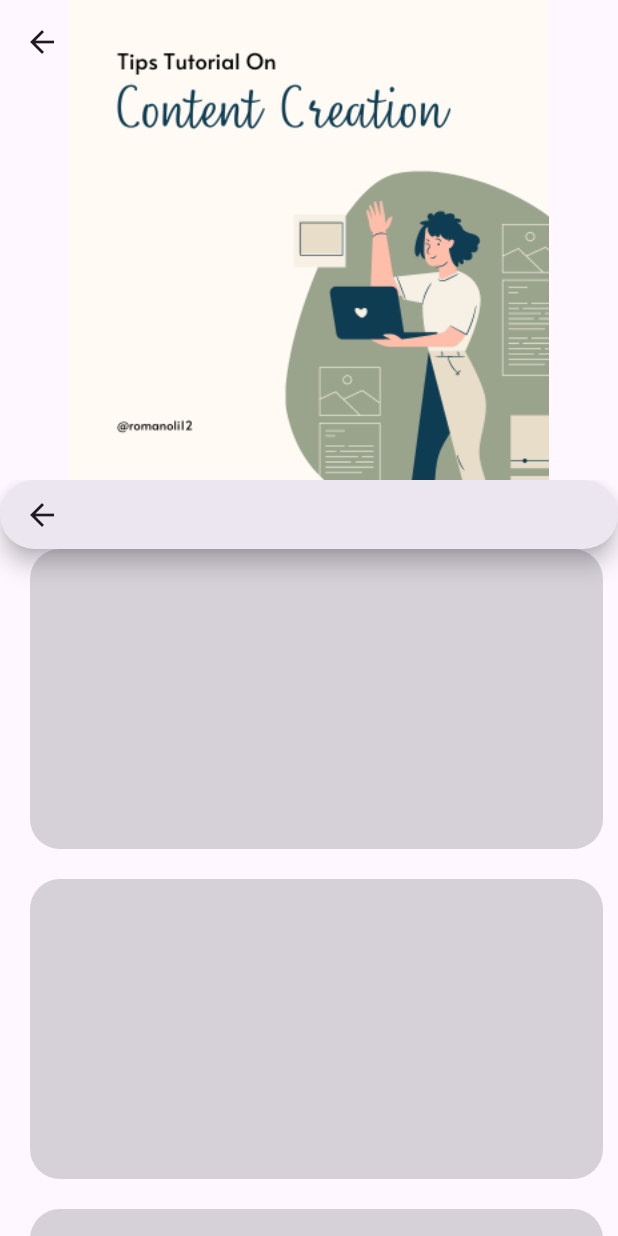
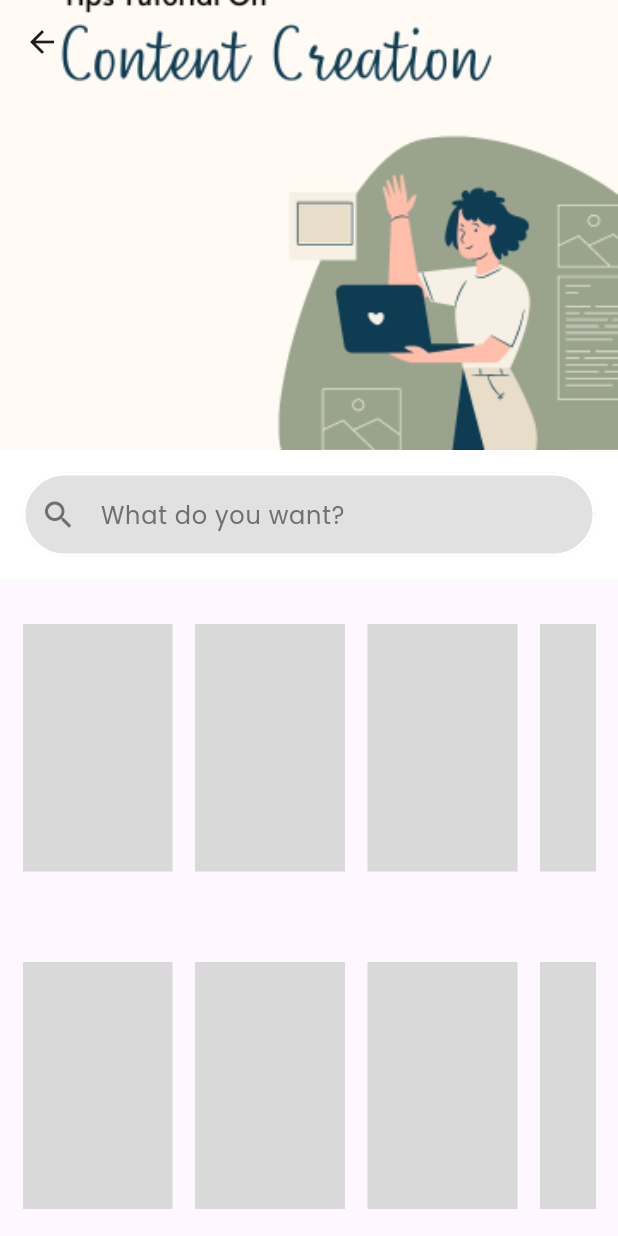
Before and after one commit to 1amrzy/final_project_ukk, a Flutter app: the HomeView screen opened by its route, on a phone screen of 412 x 824 dp. Run offline on Flutter 3.47's test engine with Material 3 defaults, Android fonts, the phone set to English and light mode, and no system bars; our stand-ins replace dio, email_validator, flutter_onboarding_slider, font_awesome_flutter, get, get_storage and 2 more; missing offline and left inert: art_sweetalert, dart:js; accounts and stored records are empty.

Commit message:
home page

```diff
--- /dev/null
+++ b/lib/app/component/customSearchBar.dart
@@ -0,0 +1,37 @@
+
+
+import 'package:flutter/cupertino.dart';
+import 'package:flutter/material.dart';
+
+class CustomSearchBar extends StatelessWidget {
+  final Widget? preficIcon;
+
+
+  const CustomSearchBar({
+    super.key,
+    this.preficIcon,
+  });
+
+  @override
+  Widget build(BuildContext context) {
+
+    return TextFormField(
+      decoration: InputDecoration(
+          filled: true,
+          prefixIcon: preficIcon,
+          fillColor: Color(0xFFB6B3B3).withOpacity(0.4),
+          focusedBorder: OutlineInputBorder(
+            borderSide:
+            BorderSide(color: Colors.red, width: 5.0),
+            borderRadius: BorderRadius.circular(15.15),
+          ),
+          enabledBorder: OutlineInputBorder(
+              borderSide:
+              BorderSide(color: Colors.red, width: 5.0),
+              borderRadius: BorderRadius.circular(15.15)),
+          hintText: 'What do you want?',
+          hintStyle: TextStyle(fontFamily: 'Poppins', color: Colors.black12)
+      ),
+    );
+  }
+}
--- /dev/null
+++ b/lib/app/component/customSlide.dart
@@ -0,0 +1,53 @@
+import 'package:flutter/cupertino.dart';
+
+class customSlide extends StatelessWidget {
+  final context;
+
+  customSlide({
+    super.key,
+    required this.context,
+  });
+
+  List<CardItem> items = [
+    CardItem(background: Color(0xFFD9D9D9)),
+    CardItem(background: Color(0xFFD9D9D9)),
+    CardItem(background: Color(0xFFD9D9D9)),
+    CardItem(background: Color(0xFFD9D9D9)),
+    CardItem(background: Color(0xFFD9D9D9)),
+  ];
+
+  @override
+  Widget build(BuildContext context) {
+    return Padding(
+      padding: const EdgeInsets.symmetric(horizontal: 15,vertical: 30),
+      child: Container(
+        height: 165,
+        child: ListView.separated(
+          scrollDirection: Axis.horizontal,
+          itemCount: 5,
+          separatorBuilder: (context, _) => SizedBox(
+            width: 15,
+          ),
+          itemBuilder: (context, index) => builCard(items: items[index]),
+        ),
+      ),
+    );
+  }
+
+  Widget builCard({
+    required CardItem items,
+  }) =>
+      Container(
+        width: 100,
+        height: 130,
+        color: items.background,
+      );
+}
+
+class CardItem {
+  final Color background;
+
+  const CardItem({
+    required this.background,
+  });
+}
--- a/lib/app/modules/bookmark/views/bookmark_view.dart
+++ b/lib/app/modules/bookmark/views/bookmark_view.dart
@@ -1,6 +1,7 @@
 import 'package:flutter/material.dart';
 
 import 'package:get/get.dart';
+import 'package:peminjam_perpustakaan_kelas_b/app/component/customSlide.dart';
 
 import '../controllers/bookmark_controller.dart';
 
@@ -13,12 +14,7 @@ class BookmarkView extends GetView<BookmarkController> {
         title: const Text('BookmarkView'),
         centerTitle: true,
       ),
-      body: const Center(
-        child: Text(
-          'BookmarkView is working',
-          style: TextStyle(fontSize: 20),
-        ),
-      ),
+      body: Center()
     );
   }
 }
--- a/lib/app/modules/home/views/home_view.dart
+++ b/lib/app/modules/home/views/home_view.dart
@@ -4,55 +4,73 @@ import 'package:flutter/cupertino.dart';
 import 'package:flutter/material.dart';
 
 import 'package:get/get.dart';
+import 'package:peminjam_perpustakaan_kelas_b/app/component/customSearchBar.dart';
+import 'package:peminjam_perpustakaan_kelas_b/app/component/customSlide.dart';
 import '../controllers/home_controller.dart';
 
 class HomeView extends GetView<HomeController> {
   const HomeView({Key? key}) : super(key: key);
   @override
   Widget build(BuildContext context) {
-    final width = MediaQuery.of(context).size.width;
-    final height = MediaQuery.of(context).size.height;
-
     return Scaffold(
         body: CustomScrollView(
       slivers: [
         SliverAppBar(
           backgroundColor: Theme.of(context).scaffoldBackgroundColor,
           elevation: 0,
-          pinned: true,
           centerTitle: false,
-          expandedHeight: 320.0,
+          expandedHeight: 300.0,
           flexibleSpace: const FlexibleSpaceBar(
             background: Image(
               image: AssetImage('assets/images/slide_1.png'),
-              fit: BoxFit.contain,
+              fit: BoxFit.cover,
             ),
           ),
         ),
         SliverAppBar(
-          backgroundColor: Theme.of(context).scaffoldBackgroundColor,
-          elevation: 0,
+          backgroundColor: Colors.white,
           pinned: true,
-          bottom: const PreferredSize(
-              preferredSize: Size.fromHeight(-10.0), child: SizedBox()),
-          flexibleSpace: const SearchBar(),
+          bottom: PreferredSize(
+              preferredSize: Size.fromHeight(30),
+              child: Padding(
+                padding:
+                    const EdgeInsets.symmetric(horizontal: 15, vertical: 15),
+                child: TextFormField(
+                  decoration: InputDecoration(
+                      filled: true,
+                      prefixIcon: Icon(Icons.search,color: Color(0xFF6F6F6F)),
+                      fillColor: Color(0xFFB6B3B3).withOpacity(0.4),
+                      focusedBorder: OutlineInputBorder(
+                        borderRadius: BorderRadius.circular(30.30),
+                      ),
+                      enabledBorder: OutlineInputBorder(
+                          borderSide: BorderSide(color: Colors.white, width: 2.0),
+                          borderRadius: BorderRadius.circular(30.30)),
+                      hintText: 'What do you want?',
+                      hintStyle: TextStyle(
+                          fontFamily: 'Poppins', color: Color(0xFF6F6F6F))),
+                ),
+              )),
+          // flexibleSpace: const SearchBar(),
         ),
-        SliverList(
-          delegate: SliverChildBuilderDelegate(
-            (BuildContext con, int index) {
-              return Padding(
-                padding: EdgeInsets.only(left: 20, bottom: 20, right: 10),
-                child: Container(
-                    decoration: BoxDecoration(
-                      borderRadius: BorderRadius.circular(20),
-                      color:
-                          CupertinoColors.secondarySystemFill.withOpacity(0.3),
-                    ),
-                    height: 200,
-                    width: MediaQuery.of(context).size.width),
-              );
-            },
-            childCount: 20,
+        SliverToBoxAdapter(
+          child: customSlide(
+            context: Get.context!,
+          ),
+        ),
+        SliverToBoxAdapter(
+          child: customSlide(
+            context: Get.context!,
+          ),
+        ),
+        SliverToBoxAdapter(
+          child: customSlide(
+            context: Get.context!,
+          ),
+        ),
+        SliverToBoxAdapter(
+          child: customSlide(
+            context: Get.context!,
           ),
         )
       ],
--- a/lib/app/modules/login/controllers/login_controller.dart
+++ b/lib/app/modules/login/controllers/login_controller.dart
@@ -59,7 +59,7 @@ class LoginController extends GetxController {
           ResponseLogin responseLogin = ResponseLogin.fromJson(response.data);
           await StorageProvider.write(StorageKey.idUser, responseLogin.data!.id!.toString());
           await StorageProvider.write(StorageKey.status, "logged");
-          Get.offAllNamed(Routes.HOME);
+          Get.offAllNamed(Routes.LAYOUT);
           ArtSweetAlert.show(
               context: Get.context!,
               artDialogArgs: ArtDialogArgs(
```
